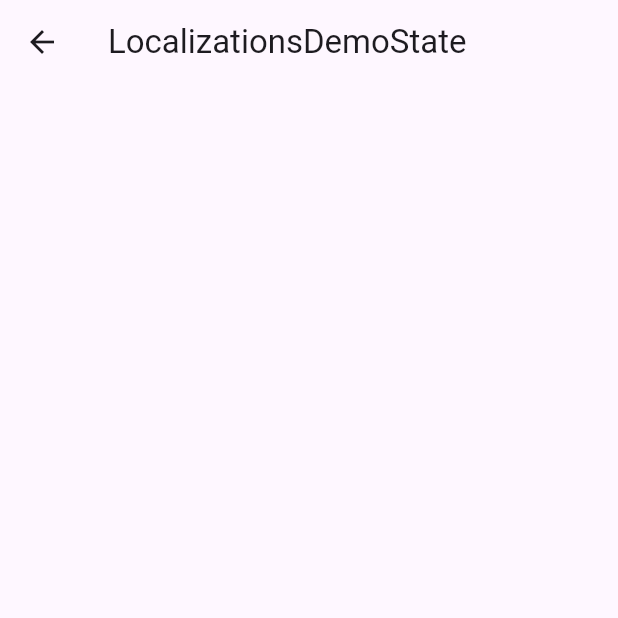
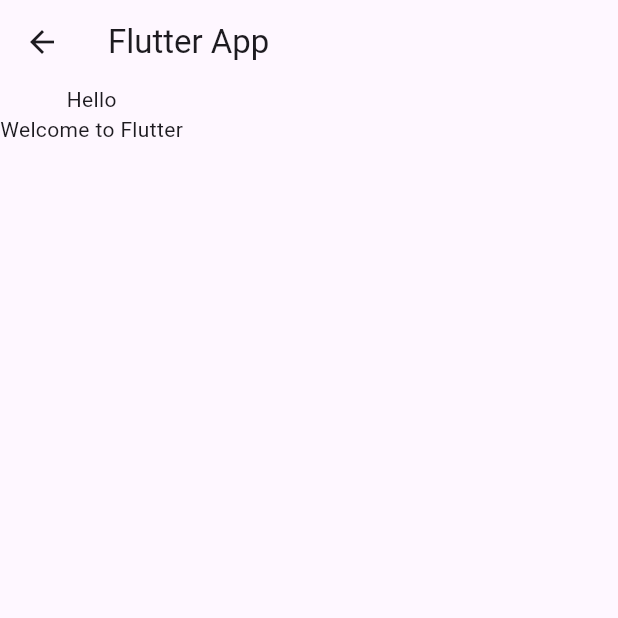
Before and after one commit to AI44/FlutterDemo, a Flutter app: the LocalizationsDemo screen opened by its route, on a phone screen of 412 x 824 dp, the top half of it. Run offline on Flutter 3.47's test engine with Material 3 defaults, Android fonts, the phone set to English and light mode, and no system bars; our stand-ins replace get.

Commit message:
完善多语言demo

```diff
--- a/lib/demo11.dart
+++ b/lib/demo11.dart
@@ -1,4 +1,8 @@
+import 'package:flutter/foundation.dart';
 import 'package:flutter/material.dart';
+import 'package:flutter_localizations/flutter_localizations.dart';
+
+import 'dartExt.dart';
 
 /**
  * @author Raining
@@ -27,11 +31,124 @@ class LocalizationsDemoState extends State<LocalizationsDemo> {
   Widget build(BuildContext context) {
     Locale myLocale = Localizations.localeOf(context);
     print("locale : $myLocale");
+    print('obj1 ${MyLocalizations.of(context).hashCode}');
+    print('obj2 ${MyLocalizations.of(context).hashCode}');
 
     return Scaffold(
       appBar: AppBar(
-        title: const Text("LocalizationsDemoState"),
+        title: Text(MyLocalizations.of(context).getString("title")),
+      ),
+      body: Column(
+        children: [
+          Text(MyLocalizations.of(context).getString("hello")),
+          Text(MyLocalizations.of(context).getString("welcome")),
+        ],
       ),
     );
   }
 }
+
+void main() {
+  runApp(MaterialApp(
+    title: "使用原生实现多语言",
+    // 1. 设置支持的语言
+    supportedLocales: const [
+      Locale('en', 'US'), // English
+      Locale('zh', 'CN'), // 中文
+    ],
+    // 2. 设置语言代理
+    localizationsDelegates: const [
+      // 组件库提供的本地化的字符串
+      GlobalMaterialLocalizations.delegate,
+      GlobalWidgetsLocalizations.delegate,
+      GlobalCupertinoLocalizations.delegate,
+      // 3. 注册我们的Delegate
+      MyLocalizationsDelegate(),
+    ],
+    // 4. 设置语言选择规则
+    localeListResolutionCallback: (List<Locale>? locales, Iterable<Locale> supportedLocales) {
+      // locales为什么是一个list，现在很多手机语言选择都是一个列表，在第一位的语言优先显示
+      if (locales == null || locales.isEmpty) {
+        return supportedLocales.first;
+      }
+      // 遍历设备支持的语言列表，选择第一个匹配的
+      final result = locales.firstOrNullExt((locale) {
+        return supportedLocales.firstOrNullExt((item) {
+              return locale.languageCode == item.languageCode;
+            }) !=
+            null;
+      });
+      if (result != null) {
+        return result;
+      }
+      // 如果没有找到匹配的，返回默认语言环境
+      return supportedLocales.first;
+    },
+    home: LocalizationsDemo(),
+  ));
+}
+
+enum LanguageCode {
+  none,
+  en,
+  zh,
+}
+
+extension on String {
+  LanguageCode toLanguageCode() {
+    return LanguageCode.values.firstWhere((item) => toLowerCase().startsWith(item.toString().split('.').last),
+        orElse: () => LanguageCode.none);
+  }
+}
+
+class MyLocalizations {
+  Map<String, String> stringMap = {};
+
+  MyLocalizations(LanguageCode lang) {
+    print('init $lang');
+    if (lang == LanguageCode.none) {
+      lang = LanguageCode.en;
+    }
+    // 模拟加载语言数据
+    Map<LanguageCode, Map<String, String>> map = {};
+    Map<String, String> en = {};
+    en["title"] = "Flutter App";
+    en["hello"] = "Hello";
+    en["welcome"] = "Welcome to Flutter";
+    map[LanguageCode.en] = en;
+
+    Map<String, String> zh = {};
+    zh["title"] = "Flutter应用";
+    zh["hello"] = "你好";
+    zh["welcome"] = "欢迎使用 Flutter";
+    map[LanguageCode.zh] = zh;
+
+    // 选择语言数据
+    stringMap = map[lang] ?? {};
+  }
+
+  //为了使用方便，我们定义一个静态方法
+  static MyLocalizations of(BuildContext context) {
+    return Localizations.of<MyLocalizations>(context, MyLocalizations) ?? MyLocalizations(LanguageCode.en); // 不会每次都生成对象
+  }
+
+  String getString(String key) => stringMap[key] ?? "";
+}
+
+class MyLocalizationsDelegate extends LocalizationsDelegate<MyLocalizations> {
+  const MyLocalizationsDelegate();
+
+  //是否支持某个Local
+  @override
+  bool isSupported(Locale locale) => locale.languageCode.toLanguageCode() != LanguageCode.none;
+
+  // Flutter会调用此类加载相应的Locale资源类
+  @override
+  Future<MyLocalizations> load(Locale locale) {
+    print("load : $locale");
+    return SynchronousFuture<MyLocalizations>(MyLocalizations(locale.languageCode.toLanguageCode()));
+  }
+
+  @override
+  bool shouldReload(MyLocalizationsDelegate old) => false;
+}
```
Also changed, not shown: lib/dartExt.dart (added, +14 -0 lines), lib/main.dart (+0 -23 lines).
